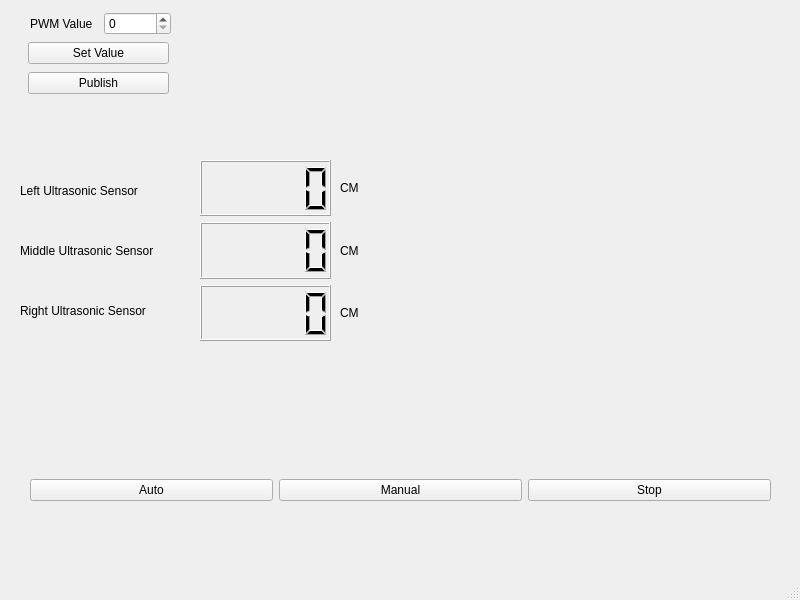
Above: Monster_Truck_UI/src/mainwindow.ui from alexspirou/ROS_Ackerman_Monster_Truck_ before the change. Below: the same form after it.
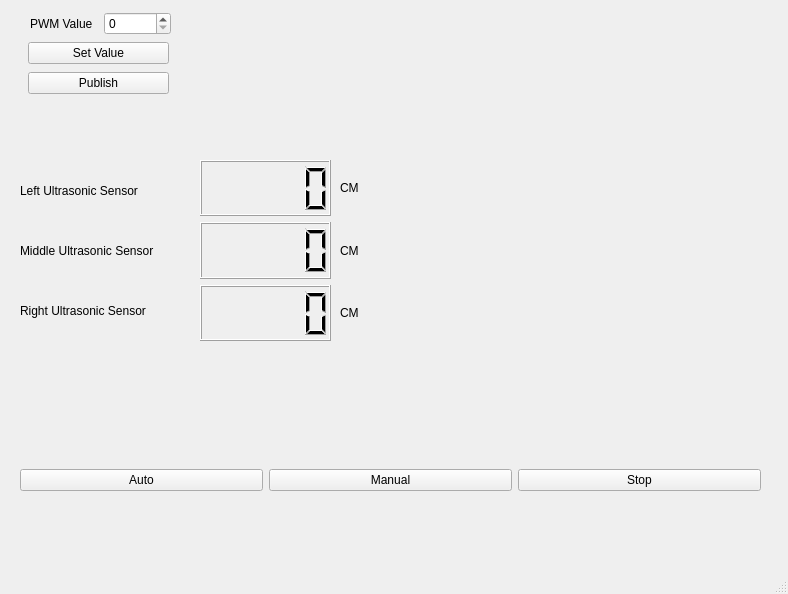
That is the form after the change.

Diff of the .ui file:
```diff
--- a/Monster_Truck_UI/src/mainwindow.ui
+++ b/Monster_Truck_UI/src/mainwindow.ui
@@ -6,8 +6,8 @@
    <rect>
     <x>0</x>
     <y>0</y>
-    <width>800</width>
-    <height>600</height>
+    <width>788</width>
+    <height>594</height>
    </rect>
   </property>
   <property name="windowTitle">
@@ -39,8 +39,8 @@
    <widget class="QWidget" name="layoutWidget">
     <property name="geometry">
      <rect>
-      <x>30</x>
-      <y>430</y>
+      <x>20</x>
+      <y>420</y>
       <width>741</width>
       <height>121</height>
      </rect>
```
Left out of the diff: 2 changed lines with no effect on the pictures.
